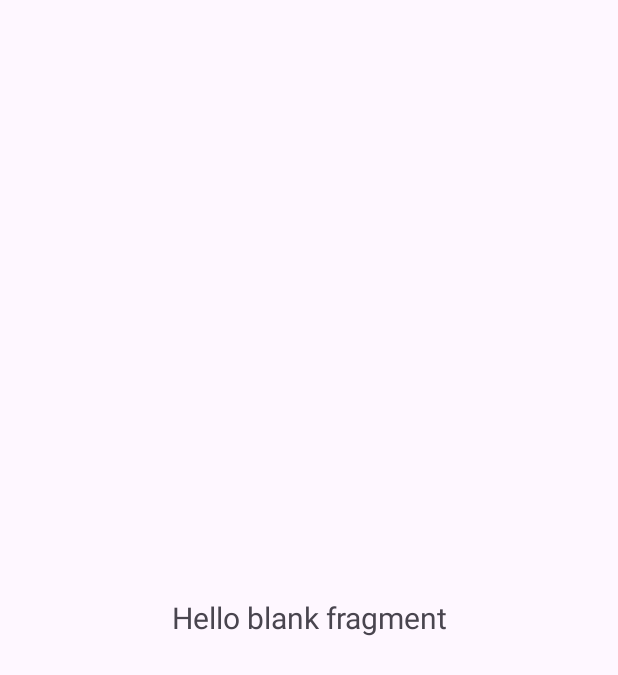
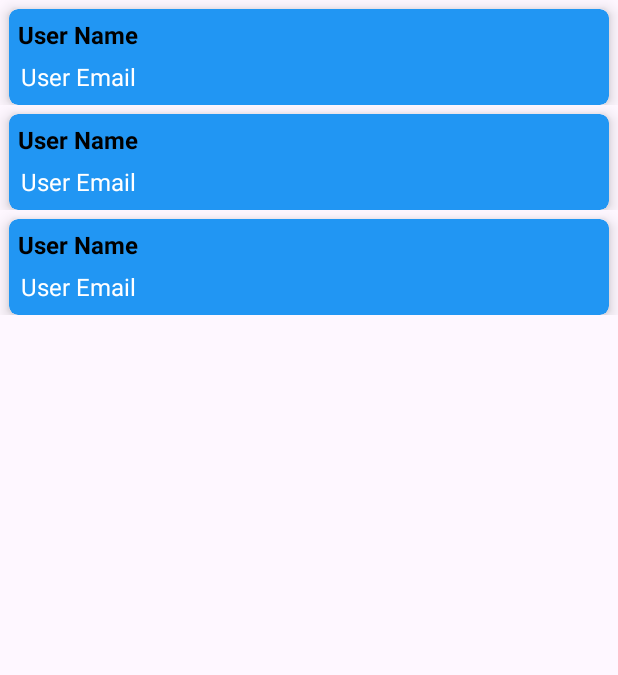
Before and after one commit to UsamaHaf/BSSE_SS1, an Android app: the layout fragment_user_profile.xml on its own in the app's theme, with its tools: preview values and no code run, on a phone screen of 412 x 824 dp. Shown: the top 675 px of the screen. Run offline under Robolectric (Android 15) with nearby library versions, the phone set to English and light mode, and no system bars.

Commit message:
Realtime DB data insertion

```diff
--- a/app/build.gradle.kts
+++ b/app/build.gradle.kts
@@ -44,6 +44,7 @@ dependencies {
    implementation(libs.androidx.credentials)
    implementation(libs.androidx.credentials.play.services.auth)
    implementation(libs.googleid)
+   implementation(libs.firebase.database)
    testImplementation(libs.junit)
    androidTestImplementation(libs.androidx.junit)
    androidTestImplementation(libs.androidx.espresso.core)
--- a/app/src/main/java/com/usama/uos/bssess1/HomePageActivity.kt
+++ b/app/src/main/java/com/usama/uos/bssess1/HomePageActivity.kt
@@ -48,7 +48,7 @@ class HomePageActivity : AppCompatActivity() {
       //setting header view
       val viewHeader: View = myNavigationView.getHeaderView(0)
       val headerUsername = viewHeader.findViewById<TextView>(R.id.headerEmailAddress)
-      headerUsername.text = sharedPreferences.getEmail("UserEmail")
+      headerUsername.text = firebaseAuth.currentUser?.email
       //setting header view
 
 
--- a/app/src/main/java/com/usama/uos/bssess1/LoginActivity.kt
+++ b/app/src/main/java/com/usama/uos/bssess1/LoginActivity.kt
@@ -15,6 +15,7 @@ class LoginActivity : AppCompatActivity() {
    lateinit var loginEmail: EditText
    lateinit var loginPassword: EditText
    lateinit var btnLoginUser: Button
+   lateinit var btnNewAccount: Button
    lateinit var auth: FirebaseAuth
 
    override fun onCreate(savedInstanceState: Bundle?) {
@@ -27,6 +28,10 @@ class LoginActivity : AppCompatActivity() {
       loginEmail = findViewById(R.id.loginEmail)
       loginPassword = findViewById(R.id.loginPassword)
       btnLoginUser = findViewById(R.id.btnLoginUser)
+      btnNewAccount = findViewById(R.id.btnNewAccount)
+      btnNewAccount?.setOnClickListener {
+         startActivity(Intent(this@LoginActivity , SignupActivity::class.java))
+      }
 
       btnLoginUser.setOnClickListener {
          val strEmail = loginEmail.text.toString()
--- a/app/src/main/res/layout/fragment_user_profile.xml
+++ b/app/src/main/res/layout/fragment_user_profile.xml
@@ -1,17 +1,35 @@
 <?xml version="1.0" encoding="utf-8"?>
-<LinearLayout xmlns:android="http://schemas.android.com/apk/res/android"
+<RelativeLayout xmlns:android="http://schemas.android.com/apk/res/android"
+    xmlns:app="http://schemas.android.com/apk/res-auto"
     xmlns:tools="http://schemas.android.com/tools"
     android:layout_width="match_parent"
     android:layout_height="match_parent"
     tools:context=".Fragments.UserProfileFragment">
 
     <TextView
-        android:textSize="20sp"
-        android:gravity="center"
-        android:layout_gravity="center"
         android:id="@+id/getEmail"
         android:layout_width="match_parent"
         android:layout_height="wrap_content"
-        android:text="@string/hello_blank_fragment" />
+        android:layout_centerInParent="true"
+        android:layout_gravity="center"
+        android:gravity="center"
+        android:text="No Data Exist!!"
+        android:textSize="20sp"
+        android:visibility="gone" />
 
-</LinearLayout>
+    <ProgressBar
+        android:id="@+id/pbUserProfile"
+        android:layout_width="wrap_content"
+        android:layout_height="wrap_content"
+        android:layout_below="@id/getEmail"
+        android:layout_centerInParent="true"
+        android:visibility="gone" />
+
+    <androidx.recyclerview.widget.RecyclerView
+        android:id="@+id/rvUsers"
+        android:layout_width="match_parent"
+        android:layout_height="match_parent"
+        app:layoutManager="androidx.recyclerview.widget.LinearLayoutManager"
+        tools:listitem="@layout/list_items_users" />
+
+</RelativeLayout>
--- /dev/null
+++ b/app/src/main/res/layout/list_items_users.xml
@@ -0,0 +1,47 @@
+<?xml version="1.0" encoding="utf-8"?>
+<RelativeLayout xmlns:android="http://schemas.android.com/apk/res/android"
+    xmlns:app="http://schemas.android.com/apk/res-auto"
+    android:layout_width="match_parent"
+    android:layout_height="wrap_content"
+    android:orientation="vertical">
+
+    <androidx.cardview.widget.CardView
+        android:layout_width="match_parent"
+        android:layout_height="wrap_content"
+        android:layout_marginLeft="6dp"
+        android:layout_marginTop="6dp"
+        android:layout_marginRight="6dp"
+        app:cardBackgroundColor="@color/blue"
+        app:cardCornerRadius="6dp"
+        app:cardElevation="6dp">
+
+        <RelativeLayout
+            android:layout_width="match_parent"
+            android:layout_height="wrap_content"
+            android:orientation="vertical">
+
+            <TextView
+                android:id="@+id/txtUserName"
+                android:layout_width="match_parent"
+                android:layout_height="wrap_content"
+                android:padding="6sp"
+                android:text="User Name"
+                android:textColor="@color/black"
+                android:textSize="16sp"
+                android:textStyle="bold" />
+
+            <TextView
+                android:id="@+id/txtUserEmail"
+                android:layout_width="match_parent"
+                android:layout_height="wrap_content"
+                android:layout_below="@+id/txtUserName"
+                android:paddingLeft="8dp"
+                android:paddingRight="8dp"
+                android:paddingBottom="8dp"
+                android:text="User Email"
+                android:textColor="@color/white"
+                android:textSize="16sp" />
+        </RelativeLayout>
+    </androidx.cardview.widget.CardView>
+
+</RelativeLayout>
--- a/gradle/libs.versions.toml
+++ b/gradle/libs.versions.toml
@@ -14,6 +14,7 @@ firebaseAuth = "23.2.0"
 credentials = "1.5.0"
 credentialsPlayServicesAuth = "1.5.0"
 googleid = "1.1.1"
+firebaseDatabase = "21.0.0"
 
 [libraries]
 androidx-core-ktx = { group = "androidx.core", name = "core-ktx", version.ref = "coreKtx" }
@@ -28,6 +29,7 @@ firebase-auth = { group = "com.google.firebase", name = "firebase-auth", version
 androidx-credentials = { group = "androidx.credentials", name = "credentials", version.ref = "credentials" }
 androidx-credentials-play-services-auth = { group = "androidx.credentials", name = "credentials-play-services-auth", version.ref = "credentialsPlayServicesAuth" }
 googleid = { group = "com.google.android.libraries.identity.googleid", name = "googleid", version.ref = "googleid" }
+firebase-database = { group = "com.google.firebase", name = "firebase-database", version.ref = "firebaseDatabase" }
 
 [plugins]
 android-application = { id = "com.android.application", version.ref = "agp" }
```
Also changed, not shown: app/src/main/java/com/usama/uos/bssess1/Fragments/UserProfileFragment.kt (+9 -7 lines), app/src/main/java/com/usama/uos/bssess1/Models/UserModel.kt (added, +13 -0 lines), app/src/main/java/com/usama/uos/bssess1/SignupActivity.kt (+55 -13 lines), app/src/main/res/layout/activity_login.xml (+11 -0 lines), app/src/main/res/layout/activity_signup.xml (+14 -4 lines).
